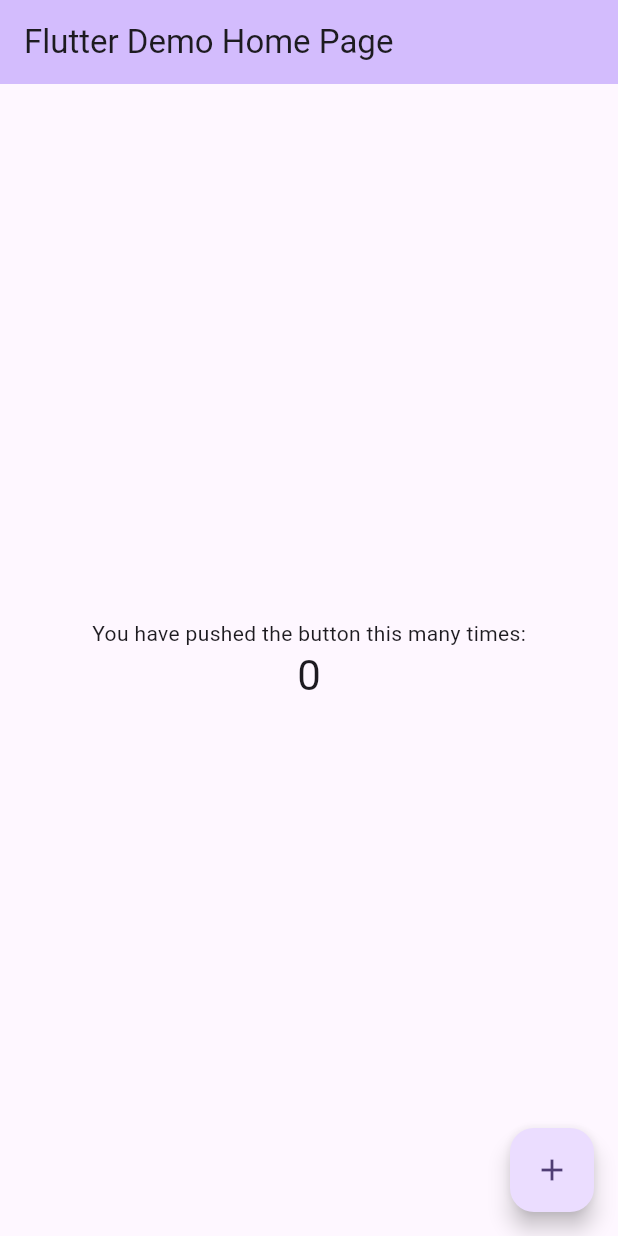
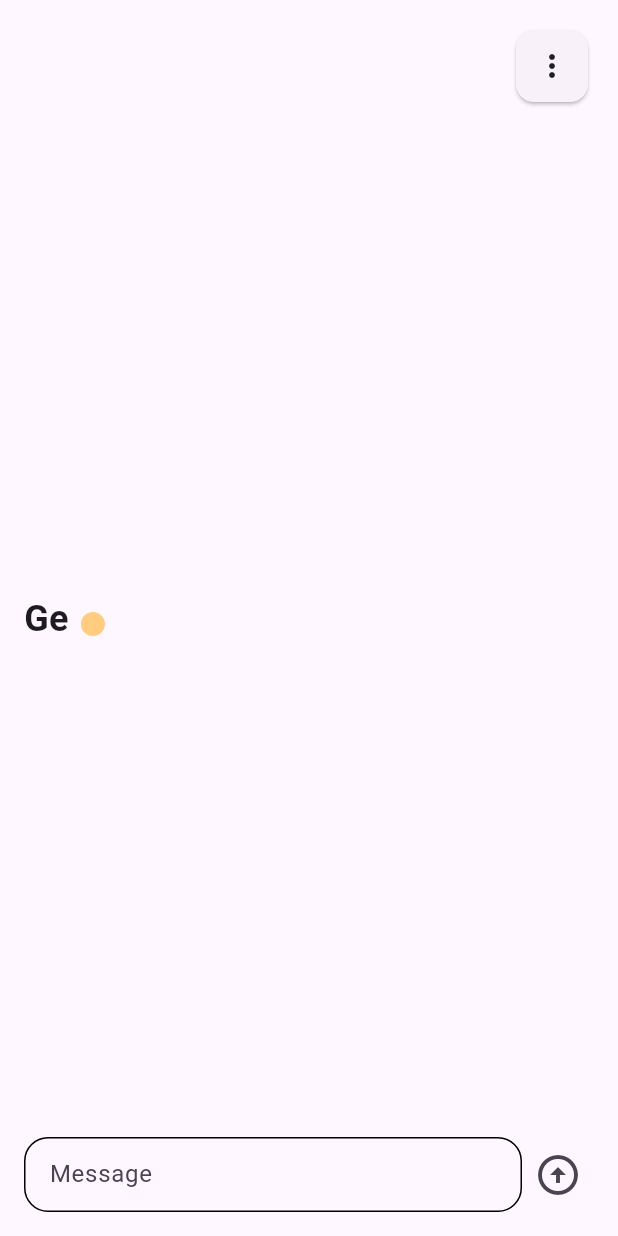
Before and after one commit to gn96311/my_secretary_example, a Flutter app: the screen it shows after launch, on a phone screen of 412 x 824 dp. Run offline on Flutter 3.47's test engine with Material 3 defaults, Android fonts, the phone set to English and light mode, and no system bars; our stand-ins replace freezed_annotation; generated files the repository leaves out were written again.

Commit message:
first commit

```diff
--- a/lib/main.dart
+++ b/lib/main.dart
@@ -13,113 +13,218 @@
     return MaterialApp(
       title: 'Flutter Demo',
       theme: ThemeData(
-        // This is the theme of your application.
-        //
-        // TRY THIS: Try running your application with "flutter run". You'll see
-        // the application has a purple toolbar. Then, without quitting the app,
-        // try changing the seedColor in the colorScheme below to Colors.green
-        // and then invoke "hot reload" (save your changes or press the "hot
-        // reload" button in a Flutter-supported IDE, or press "r" if you used
-        // the command line to start the app).
-        //
-        // Notice that the counter didn't reset back to zero; the application
-        // state is not lost during the reload. To reset the state, use hot
-        // restart instead.
-        //
-        // This works for code too, not just values: Most code changes can be
-        // tested with just a hot reload.
         colorScheme: ColorScheme.fromSeed(seedColor: Colors.deepPurple),
         useMaterial3: true,
       ),
-      home: const MyHomePage(title: 'Flutter Demo Home Page'),
+      home: const MyHomePage(),
     );
   }
 }
 
 class MyHomePage extends StatefulWidget {
-  const MyHomePage({super.key, required this.title});
-
-  // This widget is the home page of your application. It is stateful, meaning
-  // that it has a State object (defined below) that contains fields that affect
-  // how it looks.
-
-  // This class is the configuration for the state. It holds the values (in this
-  // case the title) provided by the parent (in this case the App widget) and
-  // used by the build method of the State. Fields in a Widget subclass are
-  // always marked "final".
-
-  final String title;
+  const MyHomePage({super.key});
 
   @override
   State<MyHomePage> createState() => _MyHomePageState();
 }
 
-class _MyHomePageState extends State<MyHomePage> {
-  int _counter = 0;
+class _MyHomePageState extends State<MyHomePage> with TickerProviderStateMixin {
+  TextEditingController messageTextController = TextEditingController();
+  ScrollController scrollController = ScrollController();
+  static const String _kStrings = 'Geon Flutter Secretary App by Chat GPT';
+  late Animation<int> _characterCount;
+  late AnimationController animationController;
 
-  void _incrementCounter() {
-    setState(() {
-      // This call to setState tells the Flutter framework that something has
-      // changed in this State, which causes it to rerun the build method below
-      // so that the display can reflect the updated values. If we changed
-      // _counter without calling setState(), then the build method would not be
-      // called again, and so nothing would appear to happen.
-      _counter++;
+  String get _currentString => _kStrings;
+
+  setupAnimations() {
+    animationController = AnimationController(
+        vsync: this, duration: Duration(milliseconds: 2500));
+    _characterCount = StepTween(begin: 0, end: _currentString.length).animate(
+        CurvedAnimation(parent: animationController, curve: Curves.easeIn));
+    animationController.addListener(() {
+      setState(() {});
     });
+    animationController.addStatusListener((status) {
+      if (status == AnimationStatus.completed) {
+        Future.delayed(Duration(seconds: 1)).then((value) {
+          animationController.reverse();
+        });
+      } else if (status == AnimationStatus.dismissed) {
+        Future.delayed(Duration(seconds: 1)).then((value) {
+          animationController.forward();
+        });
+      }
+    });
+    animationController.forward();
+  }
+
+  @override
+  void initState() {
+    // TODO: implement initState
+    setupAnimations();
+    super.initState();
+  }
+
+  @override
+  void dispose() {
+    messageTextController.dispose();
+    scrollController.dispose();
+    super.dispose();
   }
 
   @override
   Widget build(BuildContext context) {
-    // This method is rerun every time setState is called, for instance as done
-    // by the _incrementCounter method above.
-    //
-    // The Flutter framework has been optimized to make rerunning build methods
-    // fast, so that you can just rebuild anything that needs updating rather
-    // than having to individually change instances of widgets.
     return Scaffold(
-      appBar: AppBar(
-        // TRY THIS: Try changing the color here to a specific color (to
-        // Colors.amber, perhaps?) and trigger a hot reload to see the AppBar
-        // change color while the other colors stay the same.
-        backgroundColor: Theme.of(context).colorScheme.inversePrimary,
-        // Here we take the value from the MyHomePage object that was created by
-        // the App.build method, and use it to set our appbar title.
-        title: Text(widget.title),
-      ),
-      body: Center(
-        // Center is a layout widget. It takes a single child and positions it
-        // in the middle of the parent.
-        child: Column(
-          // Column is also a layout widget. It takes a list of children and
-          // arranges them vertically. By default, it sizes itself to fit its
-          // children horizontally, and tries to be as tall as its parent.
-          //
-          // Column has various properties to control how it sizes itself and
-          // how it positions its children. Here we use mainAxisAlignment to
-          // center the children vertically; the main axis here is the vertical
-          // axis because Columns are vertical (the cross axis would be
-          // horizontal).
-          //
-          // TRY THIS: Invoke "debug painting" (choose the "Toggle Debug Paint"
-          // action in the IDE, or press "p" in the console), to see the
-          // wireframe for each widget.
-          mainAxisAlignment: MainAxisAlignment.center,
-          children: <Widget>[
-            const Text(
-              'You have pushed the button this many times:',
-            ),
-            Text(
-              '$_counter',
-              style: Theme.of(context).textTheme.headlineMedium,
-            ),
-          ],
+      body: SafeArea(
+        child: Padding(
+          padding: const EdgeInsets.all(16),
+          child: Column(
+            mainAxisAlignment: MainAxisAlignment.center,
+            children: [
+              Align(
+                alignment: Alignment.centerRight,
+                child: Card(
+                  child: PopupMenuButton(
+                    itemBuilder: (context) {
+                      return [
+                        PopupMenuItem(
+                          child: ListTile(
+                            title: Text('히스토리'),
+                          ),
+                        ),
+                        PopupMenuItem(
+                          child: ListTile(
+                            title: Text('설정'),
+                          ),
+                        ),
+                        PopupMenuItem(
+                          child: ListTile(
+                            title: Text('새로운 채팅'),
+                          ),
+                        ),
+                      ];
+                    },
+                  ),
+                ),
+              ),
+              Expanded(
+                child: AnimatedBuilder(
+                  animation: _characterCount,
+                  builder: (BuildContext context, child) {
+                    String text =
+                        _currentString.substring(0, _characterCount.value);
+                    return Row(
+                      children: [
+                        Expanded(
+                          child: Text.rich(TextSpan(children: [
+                            TextSpan(
+                                text: text,
+                                style: TextStyle(
+                                  fontWeight: FontWeight.bold,
+                                  fontSize: 24,
+                                )),
+                            WidgetSpan(
+                                child: Padding(
+                              padding: EdgeInsets.only(left: 8),
+                              child: CircleAvatar(
+                                radius: 8,
+                                backgroundColor: Colors.orange[200],
+                              ),
+                            ))
+                          ])),
+                        ),
+                      ],
+                    );
+                  },
+                  // color: Colors.blue,
+                  // child: Center(child: Text(_kStrings)),
+                  // child: ListView.builder(itemBuilder: (context, index){
+                  //   if (index % 2 == 0){
+                  //     return Padding(
+                  //       padding: const EdgeInsets.symmetric(vertical: 16),
+                  //       child: Row(
+                  //         children: [
+                  //           CircleAvatar(),
+                  //           SizedBox(width: 8,),
+                  //           Expanded(child: Column(
+                  //             crossAxisAlignment: CrossAxisAlignment.start,
+                  //             children: [
+                  //               Text('GPT'),
+                  //               Text('message'),
+                  //             ],
+                  //           ))
+                  //         ],
+                  //       ),
+                  //     );
+                  //   }
+                  //   return Row(
+                  //     children: [
+                  //       Expanded(child: Column(
+                  //         crossAxisAlignment: CrossAxisAlignment.end,
+                  //         children: [
+                  //           Text('User'),
+                  //           Text('message'),
+                  //         ],
+                  //       ),),
+                  //       SizedBox(width: 8,),
+                  //       CircleAvatar(
+                  //         backgroundColor: Colors.blue,
+                  //       ),
+                  //     ],
+                  //   );;
+                  // },
+                  // itemCount: 10,
+                  // controller: scrollController,),
+                ),
+              ),
+              SizedBox(
+                height: 5,
+              ),
+              Dismissible(
+                key: Key('chat-bar'),
+                direction: DismissDirection.startToEnd,
+                onDismissed: (d) {
+                  if (d == DismissDirection.startToEnd) {
+                    //TODO:LOGIC 구현
+                  }
+                },
+                background: Row(
+                  children: [
+                    Text('New Chat'),
+                  ],
+                ),
+                confirmDismiss: (d) async {
+                  if (d == DismissDirection.startToEnd) {}
+                },
+                child: Row(
+                  children: [
+                    Expanded(
+                      child: Container(
+                        padding: EdgeInsets.symmetric(horizontal: 16),
+                        decoration: BoxDecoration(
+                          borderRadius: BorderRadius.circular(16),
+                          border: Border.all(),
+                        ),
+                        child: TextField(
+                          controller: messageTextController,
+                          decoration: InputDecoration(
+                              border: InputBorder.none, hintText: 'Message'),
+                        ),
+                      ),
+                    ),
+                    IconButton(
+                      onPressed: () {},
+                      icon: Icon(Icons.arrow_circle_up),
+                      iconSize: 32,
+                    )
+                  ],
+                ),
+              )
+            ],
+          ),
         ),
       ),
-      floatingActionButton: FloatingActionButton(
-        onPressed: _incrementCounter,
-        tooltip: 'Increment',
-        child: const Icon(Icons.add),
-      ), // This trailing comma makes auto-formatting nicer for build methods.
     );
   }
 }
--- a/pubspec.yaml
+++ b/pubspec.yaml
@@ -38,6 +38,9 @@
   http: ^1.2.1
   vibration: ^1.9.0
   rxdart: ^0.28.0
+  json_annotation: ^4.9.0
+  freezed: ^2.5.3
+  freezed_annotation: ^2.4.1
 
 dev_dependencies:
   flutter_test:
@@ -49,6 +52,8 @@
   # package. See that file for information about deactivating specific lint
   # rules and activating additional ones.
   flutter_lints: ^4.0.0
+  json_serializable: ^6.8.0
+  build_runner: ^2.4.11
 
 # For information on the generic Dart part of this file, see the
 # following page: https://dart.dev/tools/pub/pubspec
```
Also changed, not shown: lib/model/open_ai_model.dart (added, +39 -0 lines), pubspec.lock, 1 other file.
